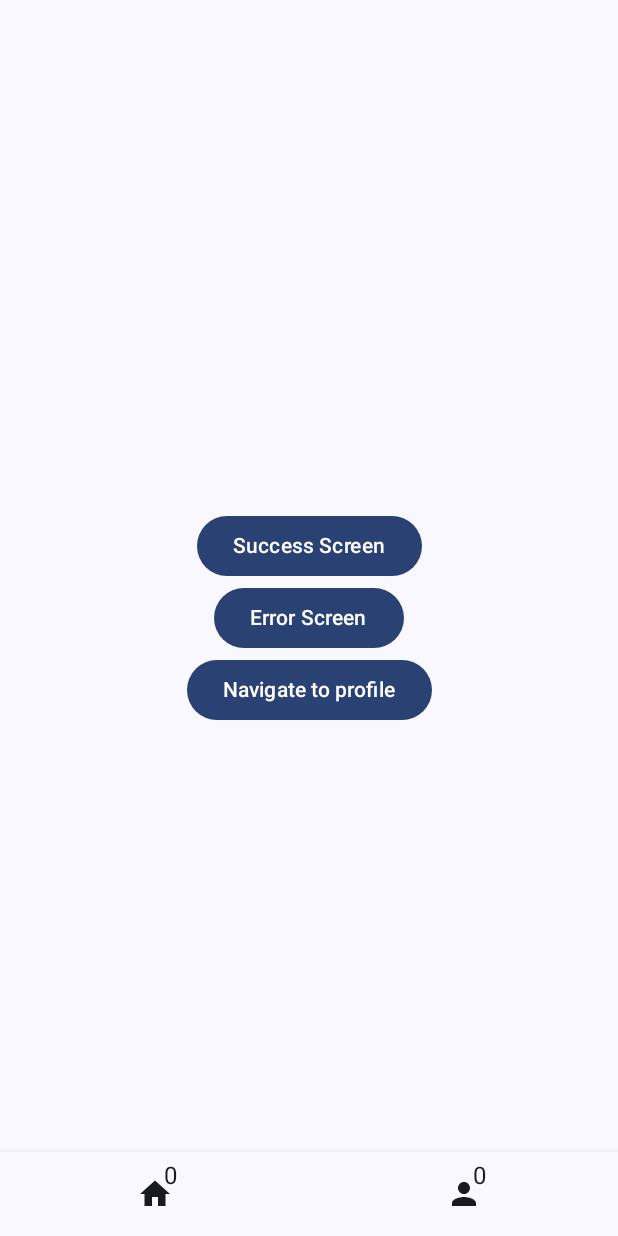
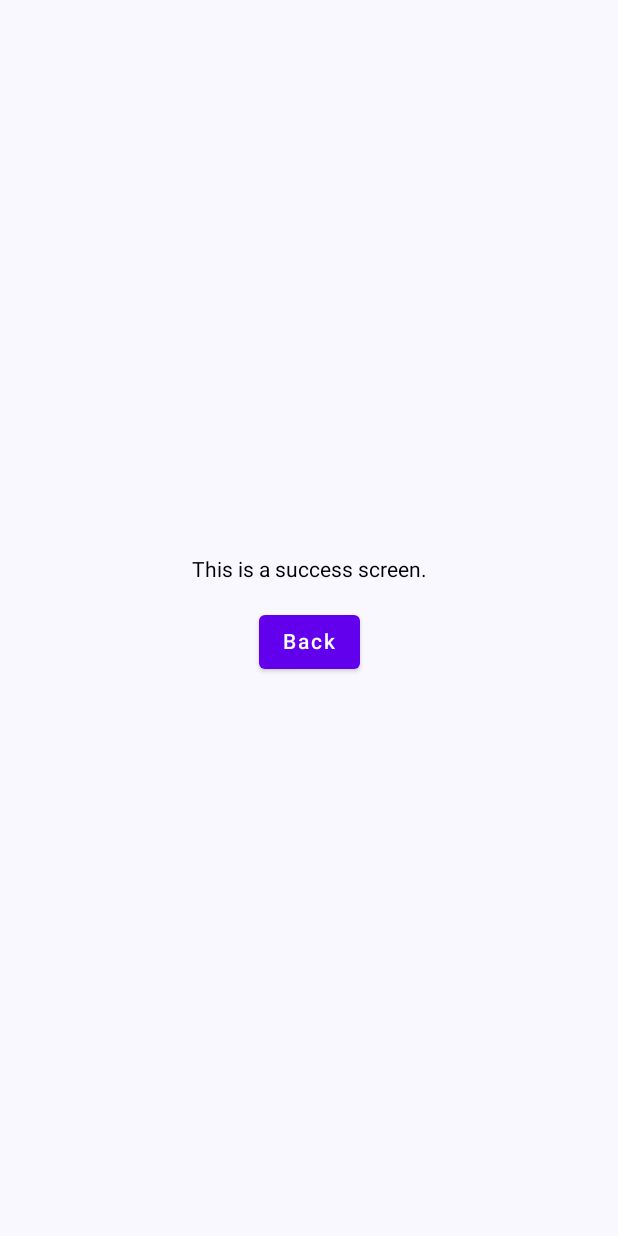
Before and after one commit to aliahmedbd/jetpack-compose-testing-template, an Android app built with Jetpack Compose: the screen it shows after launch (MainActivity), after a tap on "Success Screen", on a phone screen of 412 x 824 dp. Run offline under Robolectric (Android 15) with nearby library versions, the phone set to English and light mode, and no system bars.

Commit message:
Error and success screen added

```diff
--- a/app/src/main/java/org/androix/composetesting/navigation/AppNavigation.kt
+++ b/app/src/main/java/org/androix/composetesting/navigation/AppNavigation.kt
@@ -4,8 +4,10 @@ import androidx.compose.runtime.Composable
 import androidx.navigation.NavHostController
 import androidx.navigation.compose.NavHost
 import androidx.navigation.compose.composable
+import org.androix.composetesting.screens.ErrorScreen
 import org.androix.composetesting.screens.MainScreen
 import org.androix.composetesting.screens.ProfileScreen
+import org.androix.composetesting.screens.SuccessScreen
 
 object AppNavigation {
     @Composable
@@ -22,6 +24,12 @@ object AppNavigation {
             composable(ScreenRoute.ProfileScreen.screenName) {
                 ProfileScreen(navController)
             }
+            composable(ScreenRoute.SuccessScreen.screenName) {
+                SuccessScreen(navController)
+            }
+            composable(ScreenRoute.ErrorScreen.screenName) {
+                ErrorScreen(navController)
+            }
         }
     }
 }
--- a/app/src/main/java/org/androix/composetesting/navigation/ScreenRoute.kt
+++ b/app/src/main/java/org/androix/composetesting/navigation/ScreenRoute.kt
@@ -2,10 +2,16 @@ package org.androix.composetesting.navigation
 
 enum class Screen {
     HOME,
-    PROFILE
+    PROFILE,
+    SUCCESS_SCREEN,
+    ERROR_SCREEN
 }
 sealed class ScreenRoute(val screenName : String) {
     data object HomeScreen : ScreenRoute(Screen.HOME.name)
 
     data object ProfileScreen : ScreenRoute(Screen.PROFILE.name)
+
+    data object SuccessScreen : ScreenRoute(Screen.SUCCESS_SCREEN.name)
+
+    data object ErrorScreen : ScreenRoute(Screen.ERROR_SCREEN.name)
 }
--- a/app/src/main/java/org/androix/composetesting/screens/MainScreen.kt
+++ b/app/src/main/java/org/androix/composetesting/screens/MainScreen.kt
@@ -14,6 +14,7 @@ import androidx.navigation.NavController
 import androidx.navigation.compose.rememberNavController
 import org.androix.composetesting.R
 import org.androix.composetesting.navigation.Screen
+import org.androix.composetesting.navigation.ScreenRoute
 import org.androix.composetesting.ui.theme.JetpackComposeTestingTheme
 
 object MainScreen {
@@ -27,11 +28,15 @@ object MainScreen {
             horizontalAlignment = Alignment.CenterHorizontally
         ) {
 
-            Button(onClick = { }) {
+            Button(onClick = {
+                navController.navigate(ScreenRoute.SuccessScreen.screenName)
+            }) {
                 Text(text = stringResource(id = R.string.success))
             }
 
-            Button(onClick = { }) {
+            Button(onClick = {
+                navController.navigate(ScreenRoute.ErrorScreen.screenName)
+            }) {
                 Text(text = stringResource(id = R.string.error))
             }
 
--- /dev/null
+++ b/app/src/main/java/org/androix/composetesting/screens/SuccessScreen.kt
@@ -0,0 +1,36 @@
+package org.androix.composetesting.screens
+
+import androidx.compose.foundation.layout.Arrangement
+import androidx.compose.foundation.layout.Column
+import androidx.compose.foundation.layout.Spacer
+import androidx.compose.foundation.layout.fillMaxSize
+import androidx.compose.foundation.layout.height
+import androidx.compose.material.Button
+import androidx.compose.material.Text
+import androidx.compose.runtime.Composable
+import androidx.compose.ui.Alignment
+import androidx.compose.ui.Modifier
+import androidx.compose.ui.unit.dp
+import androidx.navigation.NavController
+
+object SuccessScreen {
+
+    @Composable
+    operator fun invoke(
+        navController: NavController
+    ) {
+        Column(
+            modifier = Modifier.fillMaxSize(),
+            horizontalAlignment = Alignment.CenterHorizontally,
+            verticalArrangement = Arrangement.Center
+        ) {
+            Text(text = "This is a success screen.")
+            Spacer(modifier = Modifier.height(16.dp))
+            Button(onClick = {
+                navController.popBackStack()
+            }) {
+                Text(text = "Back")
+            }
+        }
+    }
+}
```
Also changed, not shown: app/src/main/java/org/androix/composetesting/screens/ErrorScreen.kt (added, +36 -0 lines).
